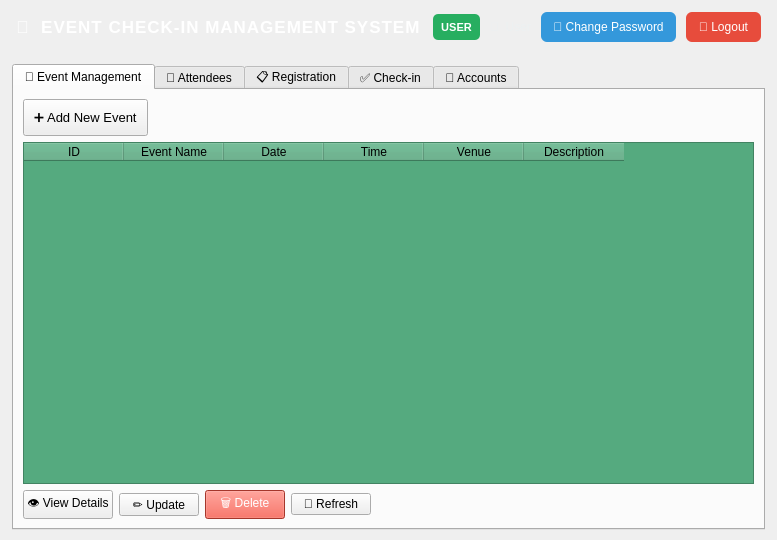
First picture: the form in ui/MainWindow.ui, repository khoivnk25411e/Final-Project-Programming-Techniques, before the edit.
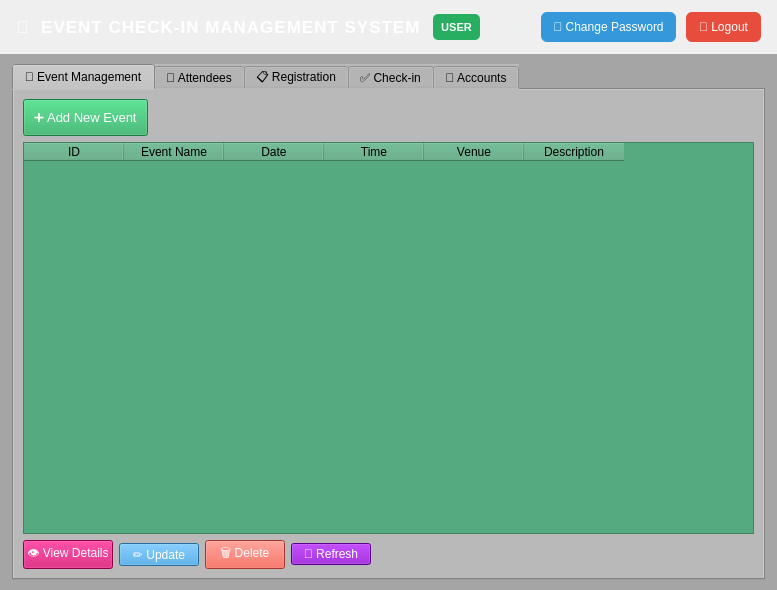
Second picture: the form after the edit. The open tabs and pages were chosen to show the change.

The edit to the form file:
```diff
--- a/ui/MainWindow.ui
+++ b/ui/MainWindow.ui
@@ -7,7 +7,7 @@
     <x>0</x>
     <y>0</y>
     <width>777</width>
-    <height>540</height>
+    <height>590</height>
    </rect>
   </property>
   <property name="windowTitle">
@@ -208,6 +208,9 @@
     </item>
     <item>
      <widget class="QWidget" name="contentWidget" native="true">
+      <property name="styleSheet">
+       <string notr="true">background-color: rgb(165, 165, 165);</string>
+      </property>
       <layout class="QVBoxLayout" name="contentLayout">
        <property name="spacing">
         <number>6</number>
@@ -226,10 +229,19 @@
        </property>
        <item>
         <widget class="QTabWidget" name="tabWidget">
+         <property name="styleSheet">
+          <string notr="true">background-color: rgb(185, 185, 185);
+color: rgb(0, 0, 0);</string>
+         </property>
          <property name="currentIndex">
           <number>0</number>
          </property>
          <widget class="QWidget" name="eventTab">
+          <property name="font">
+           <font>
+            <pointsize>12</pointsize>
+           </font>
+          </property>
           <attribute name="title">
            <string>📅 Event Management</string>
           </attribute>
@@ -239,7 +251,9 @@
              <item>
               <widget class="QPushButton" name="btnAddEvent">
                <property name="styleSheet">
-                <string notr="true">padding: 10px; font-size: 13px;</string>
+                <string notr="true">padding: 10px; font-size: 13px;
+color: rgb(255, 255, 255);
+background-color: rgb(39, 174, 96);</string>
                </property>
                <property name="text">
                 <string>➕ Add New Event</string>
@@ -302,6 +316,10 @@
             <layout class="QHBoxLayout" name="horizontalLayout_2">
              <item>
               <widget class="QPushButton" name="btnViewEvent">
+               <property name="styleSheet">
+                <string notr="true">background-color: rgb(197, 0, 98);
+color: rgb(255, 255, 255);</string>
+               </property>
                <property name="text">
                 <string>👁 View Details</string>
                </property>
@@ -309,6 +327,10 @@
              </item>
              <item>
               <widget class="QPushButton" name="btnEditEvent">
+               <property name="styleSheet">
+                <string notr="true">color :rgb(255, 255, 255);
+background-color: rgb(52, 152, 219);</string>
+               </property>
                <property name="text">
                 <string>✏ Update</string>
                </property>
@@ -326,6 +348,11 @@
              </item>
              <item>
               <widget class="QPushButton" name="btnRefreshEvent">
+               <property name="styleSheet">
+                <string notr="true">
+background-color: rgb(130, 0, 195);
+color: rgb(255, 255, 255);</string>
+               </property>
                <property name="text">
                 <string>🔄 Refresh</string>
                </property>
```
Left out of the diff: 46 changed lines with no effect on the pictures.
